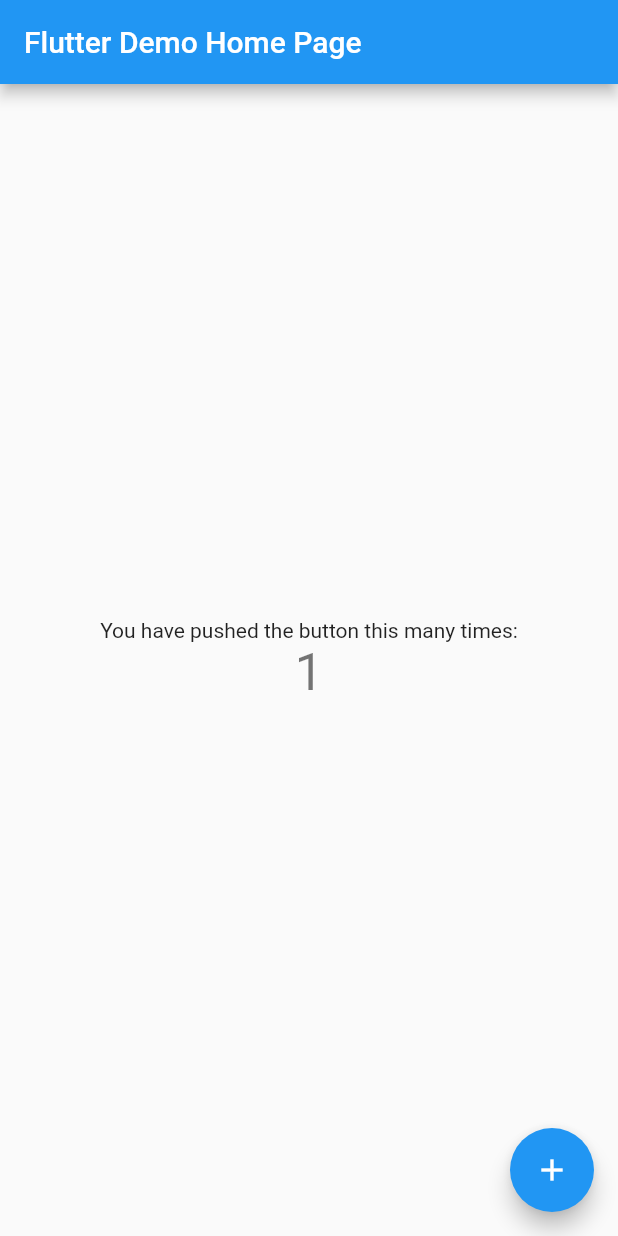
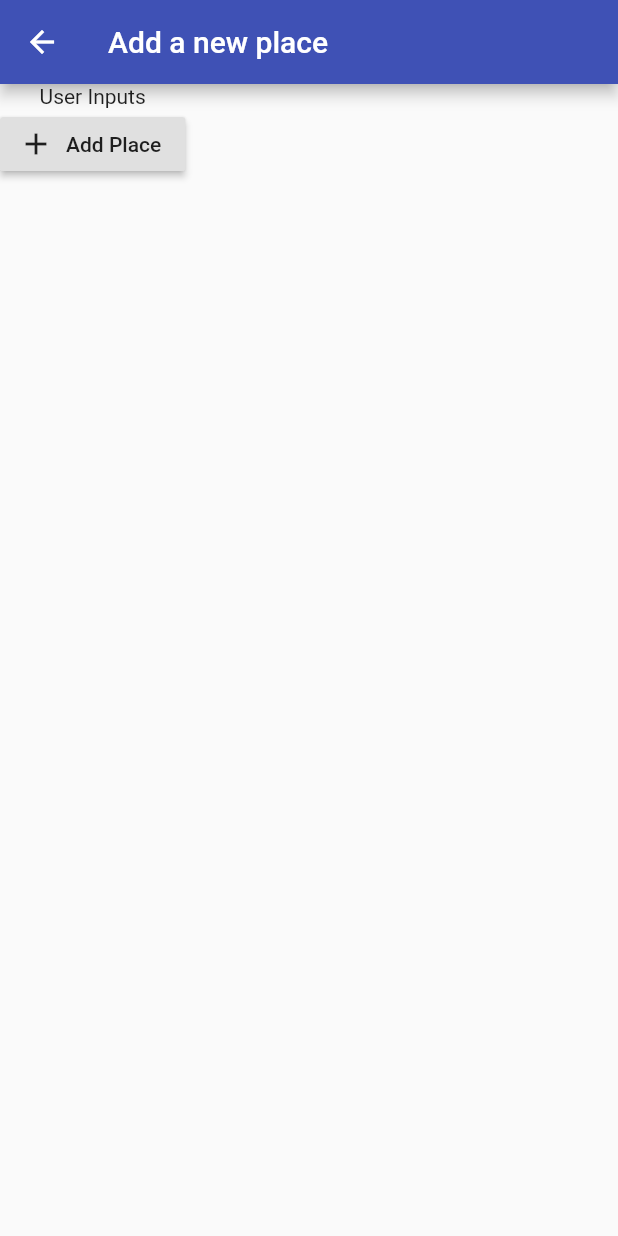
Before and after one commit to darshangit/flutter-app5-native, a Flutter app: the screen it shows after launch, after a tap on the "add" icon, on a phone screen of 412 x 824 dp. Run offline on Flutter 3.47's test engine with Material 2 defaults, Android fonts, the phone set to English and light mode, and no system bars.

Commit message:
Basic structure

```diff
--- a/lib/main.dart
+++ b/lib/main.dart
@@ -1,4 +1,8 @@
 import 'package:flutter/material.dart';
+import 'package:flutter_app_5_native/providers/great_places.dart';
+import 'package:flutter_app_5_native/screens/add_place_screen.dart';
+import 'package:flutter_app_5_native/screens/places_list_screen.dart';
+import 'package:provider/provider.dart';
 
 void main() => runApp(MyApp());
 
@@ -6,106 +10,17 @@ class MyApp extends StatelessWidget {
   // This widget is the root of your application.
   @override
   Widget build(BuildContext context) {
-    return MaterialApp(
-      title: 'Flutter Demo',
-      theme: ThemeData(
-        // This is the theme of your application.
-        //
-        // Try running your application with "flutter run". You'll see the
-        // application has a blue toolbar. Then, without quitting the app, try
-        // changing the primarySwatch below to Colors.green and then invoke
-        // "hot reload" (press "r" in the console where you ran "flutter run",
-        // or simply save your changes to "hot reload" in a Flutter IDE).
-        // Notice that the counter didn't reset back to zero; the application
-        // is not restarted.
-        primarySwatch: Colors.blue,
+    return ChangeNotifierProvider.value(
+      value: GreatPlaces(),
+      child: MaterialApp(
+        title: 'Great Places',
+        theme:
+            ThemeData(primarySwatch: Colors.indigo, accentColor: Colors.amber),
+        home: PlacesListScreen(),
+        routes: {
+          AddPlaceScreen.routeName: (ctx) => AddPlaceScreen(),
+        },
       ),
-      home: MyHomePage(title: 'Flutter Demo Home Page'),
     );
   }
 }
-
-class MyHomePage extends StatefulWidget {
-  MyHomePage({Key key, this.title}) : super(key: key);
-
-  // This widget is the home page of your application. It is stateful, meaning
-  // that it has a State object (defined below) that contains fields that affect
-  // how it looks.
-
-  // This class is the configuration for the state. It holds the values (in this
-  // case the title) provided by the parent (in this case the App widget) and
-  // used by the build method of the State. Fields in a Widget subclass are
-  // always marked "final".
-
-  final String title;
-
-  @override
-  _MyHomePageState createState() => _MyHomePageState();
-}
-
-class _MyHomePageState extends State<MyHomePage> {
-  int _counter = 0;
-
-  void _incrementCounter() {
-    setState(() {
-      // This call to setState tells the Flutter framework that something has
-      // changed in this State, which causes it to rerun the build method below
-      // so that the display can reflect the updated values. If we changed
-      // _counter without calling setState(), then the build method would not be
-      // called again, and so nothing would appear to happen.
-      _counter++;
-    });
-  }
-
-  @override
-  Widget build(BuildContext context) {
-    // This method is rerun every time setState is called, for instance as done
-    // by the _incrementCounter method above.
-    //
-    // The Flutter framework has been optimized to make rerunning build methods
-    // fast, so that you can just rebuild anything that needs updating rather
-    // than having to individually change instances of widgets.
-    return Scaffold(
-      appBar: AppBar(
-        // Here we take the value from the MyHomePage object that was created by
-        // the App.build method, and use it to set our appbar title.
-        title: Text(widget.title),
-      ),
-      body: Center(
-        // Center is a layout widget. It takes a single child and positions it
-        // in the middle of the parent.
-        child: Column(
-          // Column is also a layout widget. It takes a list of children and
-          // arranges them vertically. By default, it sizes itself to fit its
-          // children horizontally, and tries to be as tall as its parent.
-          //
-          // Invoke "debug painting" (press "p" in the console, choose the
-          // "Toggle Debug Paint" action from the Flutter Inspector in Android
-          // Studio, or the "Toggle Debug Paint" command in Visual Studio Code)
-          // to see the wireframe for each widget.
-          //
-          // Column has various properties to control how it sizes itself and
-          // how it positions its children. Here we use mainAxisAlignment to
-          // center the children vertically; the main axis here is the vertical
-          // axis because Columns are vertical (the cross axis would be
-          // horizontal).
-          mainAxisAlignment: MainAxisAlignment.center,
-          children: <Widget>[
-            Text(
-              'You have pushed the button this many times:',
-            ),
-            Text(
-              '$_counter',
-              style: Theme.of(context).textTheme.display1,
-            ),
-          ],
-        ),
-      ),
-      floatingActionButton: FloatingActionButton(
-        onPressed: _incrementCounter,
-        tooltip: 'Increment',
-        child: Icon(Icons.add),
-      ), // This trailing comma makes auto-formatting nicer for build methods.
-    );
-  }
-}
--- /dev/null
+++ b/lib/models/place.dart
@@ -0,0 +1,27 @@
+import 'dart:io';
+
+import 'package:flutter/foundation.dart';
+
+class PlaceLocation {
+  final double latitude;
+  final double longitude;
+  final String address;
+
+  PlaceLocation(
+      {@required this.latitude,
+      @required this.longitude,
+      @required this.address});
+}
+
+class Place {
+  final String id;
+  final String title;
+  final PlaceLocation location;
+  final File image;
+
+  Place(
+      {@required this.id,
+      @required this.title,
+      @required this.location,
+      @required this.image});
+}
--- /dev/null
+++ b/lib/providers/great_places.dart
@@ -0,0 +1,10 @@
+import 'package:flutter/foundation.dart';
+import 'package:flutter_app_5_native/models/place.dart';
+
+class GreatPlaces with ChangeNotifier {
+  List<Place> _items = [];
+
+  List<Place> get items {
+    return [..._items];
+  }
+}
--- /dev/null
+++ b/lib/screens/add_place_screen.dart
@@ -0,0 +1,29 @@
+import 'package:flutter/material.dart';
+
+class AddPlaceScreen extends StatefulWidget {
+  static const routeName = '/add-place';
+
+  @override
+  _AddPlaceScreenState createState() => _AddPlaceScreenState();
+}
+
+class _AddPlaceScreenState extends State<AddPlaceScreen> {
+  @override
+  Widget build(BuildContext context) {
+    return Scaffold(
+      appBar: AppBar(
+        title: Text('Add a new place'),
+      ),
+      body: Column(
+        children: <Widget>[
+          Text('User Inputs'),
+          RaisedButton.icon(
+            icon: Icon(Icons.add),
+            label: Text('Add Place'),
+            onPressed: () {},
+          )
+        ],
+      ),
+    );
+  }
+}
--- /dev/null
+++ b/lib/screens/places_list_screen.dart
@@ -0,0 +1,24 @@
+import 'package:flutter/material.dart';
+import 'package:flutter_app_5_native/screens/add_place_screen.dart';
+
+class PlacesListScreen extends StatelessWidget {
+  @override
+  Widget build(BuildContext context) {
+    return Scaffold(
+      appBar: AppBar(
+        title: Text('Your Places'),
+        actions: <Widget>[
+          IconButton(
+            icon: Icon(Icons.add),
+            onPressed: () {
+              Navigator.of(context).pushNamed(AddPlaceScreen.routeName);
+            },
+          )
+        ],
+      ),
+      body: Center(
+        child: CircularProgressIndicator(),
+      ),
+    );
+  }
+}
--- a/pubspec.yaml
+++ b/pubspec.yaml
@@ -19,6 +19,7 @@ environment:
 dependencies:
   flutter:
     sdk: flutter
+  provider: ^4.0.1
 
   # The following adds the Cupertino Icons font to your application.
   # Use with the CupertinoIcons class for iOS style icons.
```
Also changed, not shown: lib/screens/place_detail_screen.dart (added), pubspec.lock.
